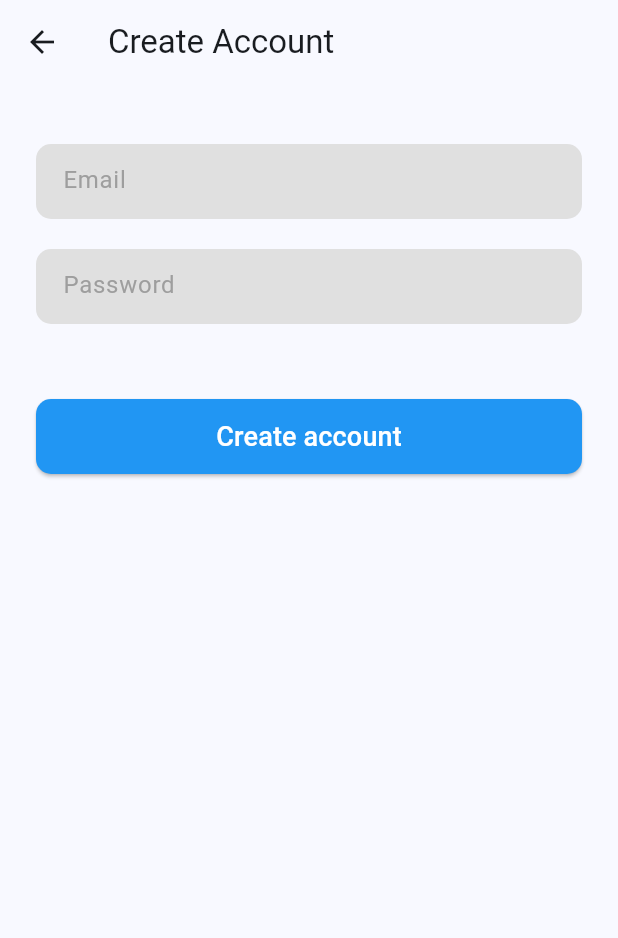
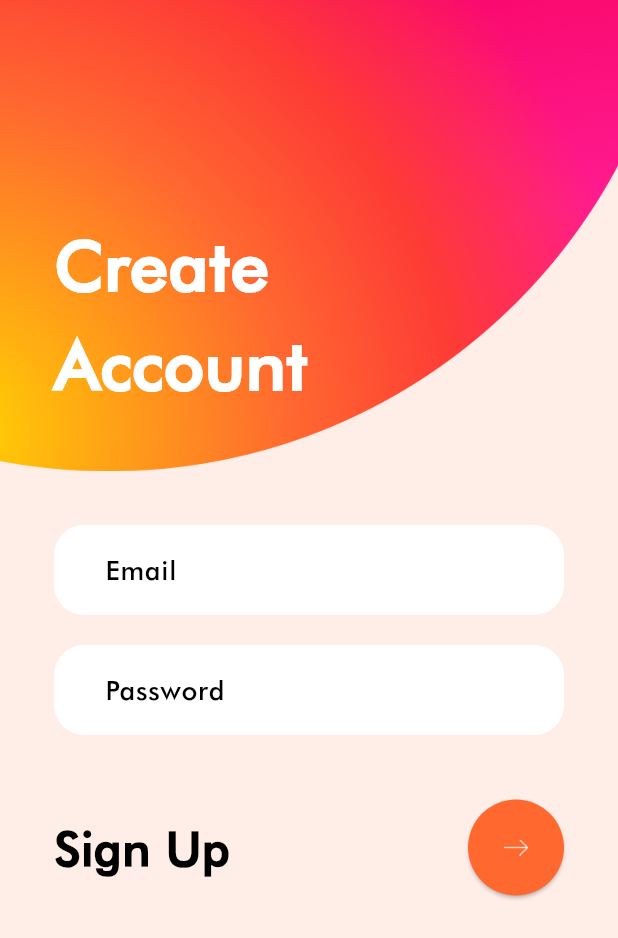
Before and after one commit to Gegerout/location_app, a Flutter app: the CreateAccountPage screen opened directly, on a phone screen of 412 x 824 dp. Shown: the top 938 px of the screen. Run offline on Flutter 3.47's test engine with Material 2 defaults, Android fonts, the phone set to English and light mode, and no system bars; our stand-ins replace cached_network_image, dio, flutter_map, flutter_riverpod, geolocator, latlong2 and 3 more; missing offline and left inert: easy_image_viewer, flutter_map_tile_caching, receive_intent; accounts and stored records are empty.

```diff
--- a/lib/auth/presentation/pages/create_account_page.dart
+++ b/lib/auth/presentation/pages/create_account_page.dart
@@ -1,9 +1,7 @@
 import 'package:flutter/material.dart';
 import 'package:flutter_riverpod/flutter_riverpod.dart';
 import 'package:location_app/auth/presentation/pages/add_instagram_page.dart';
-import 'package:location_app/auth/presentation/pages/otp_verification_page.dart';
 import 'package:location_app/auth/presentation/providers/signup_provider.dart';
-import 'package:location_app/home/presentation/pages/home_page.dart';
 
 class CreateAccountPage extends ConsumerWidget {
   CreateAccountPage({Key? key}) : super(key: key);
@@ -14,73 +12,117 @@ class CreateAccountPage extends ConsumerWidget {
   @override
   Widget build(BuildContext context, WidgetRef ref) {
     return Scaffold(
-      appBar: AppBar(
-        title: const Text("Create Account"),
-      ),
-      body: Padding(
-        padding: const EdgeInsets.only(left: 24, right: 24),
+      backgroundColor: const Color(0xFFFFEDE7),
+      body: SingleChildScrollView(
         child: Column(
           children: [
-            const SizedBox(height: 40),
-            Container(
+            SizedBox(
+              height: 320,
+              child: Stack(
+                children: [
+                  SizedBox(
                     width: double.infinity,
-              height: 50,
+                      child: Image.asset(
+                    "assets/images/signup_top.png",
+                    scale: 4,
+                    fit: BoxFit.cover,
+                  )),
+                  const Padding(
+                    padding: EdgeInsets.only(left: 36, bottom: 44),
+                    child: Align(
+                      alignment: Alignment.bottomLeft,
+                      child: Text("Create\nAccount", style: TextStyle(fontSize: 46,
+                          fontFamily: "Futura BT",
+                          fontWeight: FontWeight.w900,
+                          color: Colors.white),),
+                    ),
+                  )
+                ],
+              ),
+            ),
+            const SizedBox(height: 30),
+            Padding(
+              padding: const EdgeInsets.only(left: 36, right: 36),
+              child: Container(
+                width: double.infinity,
+                height: 60,
                 decoration: BoxDecoration(
-                  borderRadius: BorderRadius.circular(10),
-                  color: Colors.grey[300]),
+                    borderRadius: BorderRadius.circular(20),
+                    color: Colors.white),
+                child: Center(
                   child: TextFormField(
                     controller: emailCont,
                     keyboardType: TextInputType.emailAddress,
                     style: const TextStyle(
-                    fontSize: 16,
+                        fontSize: 18,
+                        fontFamily: "Futura BT",
                         fontWeight: FontWeight.w400,
                         color: Colors.black),
                     decoration: const InputDecoration(
-                  contentPadding: EdgeInsets.only(left: 14),
+                      contentPadding: EdgeInsets.only(left: 30),
                       hintText: "Email",
                       hintStyle: TextStyle(
-                      fontSize: 16,
+                          fontSize: 18,
+                          fontFamily: "Futura BT",
                           fontWeight: FontWeight.w400,
-                      color: Colors.grey),
+                          color: Colors.black),
                       border: OutlineInputBorder(
                         borderSide: BorderSide.none,
                       ),
                     ),
                   ),
                 ),
+              ),
+            ),
             const SizedBox(height: 20),
-            Container(
+            Padding(
+              padding: const EdgeInsets.only(left: 36, right: 36),
+              child: Container(
                 width: double.infinity,
-              height: 50,
+                height: 60,
                 decoration: BoxDecoration(
-                  borderRadius: BorderRadius.circular(10),
-                  color: Colors.grey[300]),
+                    borderRadius: BorderRadius.circular(20),
+                    color: Colors.white),
+                child: Center(
                   child: TextFormField(
                     controller: passwordCont,
                     obscureText: true,
                     enableSuggestions: false,
                     autocorrect: false,
                     style: const TextStyle(
-                    fontSize: 16,
+                        fontSize: 18,
+                        fontFamily: "Futura BT",
                         fontWeight: FontWeight.w400,
                         color: Colors.black),
                     decoration: const InputDecoration(
-                  contentPadding: EdgeInsets.only(left: 14),
+                      contentPadding: EdgeInsets.only(left: 30),
                       hintText: "Password",
                       hintStyle: TextStyle(
-                      fontSize: 16,
+                          fontSize: 18,
+                          fontFamily: "Futura BT",
                           fontWeight: FontWeight.w400,
-                      color: Colors.grey),
+                          color: Colors.black),
                       border: OutlineInputBorder(
                         borderSide: BorderSide.none,
                       ),
                     ),
                   ),
                 ),
-            const SizedBox(height: 50),
+              ),
+            ),
+            const SizedBox(height: 43),
+            Padding(
+              padding: const EdgeInsets.only(left: 36, right: 36),
+              child: Row(
+                children: [
+                  const Text("Sign Up", style: TextStyle(fontSize: 32,
+                      fontFamily: "Futura BT",
+                      fontWeight: FontWeight.w900,
+                      color: Colors.black),),
+                  const Spacer(),
                   SizedBox(
-              width: double.infinity,
-              height: 50,
+                    width: 64,
+                    height: 64,
                     child: ElevatedButton(
                         onPressed: () {
                           ref
@@ -89,12 +131,15 @@ class CreateAccountPage extends ConsumerWidget {
                               .then((value) {
                             if (value) {
                               //Navigator.push(context, MaterialPageRoute(builder: (context) => OtpVerificationPage(email: emailCont.text)));
-                        Navigator.push(context, MaterialPageRoute(builder: (
-                            context) => AddInstagramPage(emailCont.text)));
-                      }
-                      else {
-                        showDialog(context: context, builder: (context) =>
-                            AlertDialog(
+                              Navigator.push(
+                                  context,
+                                  MaterialPageRoute(
+                                      builder: (context) =>
+                                          AddInstagramPage(emailCont.text)));
+                            } else {
+                              showDialog(
+                                  context: context,
+                                  builder: (context) => AlertDialog(
                                     title: const Text("Something went wrong"),
                                     actions: [
                                       ElevatedButton(
@@ -108,14 +153,13 @@ class CreateAccountPage extends ConsumerWidget {
                           });
                         },
                         style: ElevatedButton.styleFrom(
-                      backgroundColor: Colors.blue,
+                            backgroundColor: const Color(0xFFFF6930),
                             shape: RoundedRectangleBorder(
-                          borderRadius: BorderRadius.circular(10))),
-                  child: const Text("Create account",
-                      style: TextStyle(
-                          fontSize: 18,
-                          fontWeight: FontWeight.w500,
-                          color: Colors.white))),
+                                borderRadius: BorderRadius.circular(40))),
+                        child: Image.asset("assets/images/auth_arrow.png", scale: 4,),),
+                  ),
+                ],
+              ),
             ),
           ],
         ),
```
Also changed, not shown: pubspec.yaml (+9 -15 lines), assets/fonts/futura-heavy-bt.ttf (added), assets/fonts/futura-medium-bt.ttf (added), assets/images/auth_arrow.png (added), assets/images/signup_top.png (added). Lines whose indentation alone changed are shown as unchanged.
